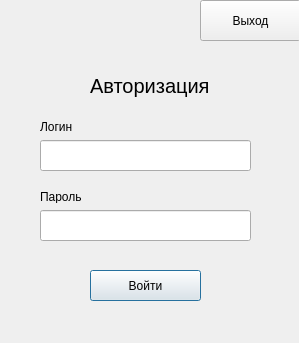
First picture: the form in authdialog.ui, repository SammyVimes/spitzin_idp, before the edit.
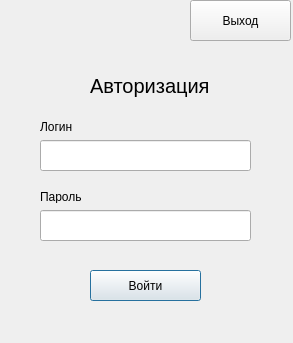
Second picture: the form after the edit.

Commit message: Auth restyle

```diff
--- a/authdialog.ui
+++ b/authdialog.ui
@@ -6,7 +6,7 @@
    <rect>
     <x>0</x>
     <y>0</y>
-    <width>299</width>
+    <width>293</width>
     <height>343</height>
    </rect>
   </property>
@@ -65,7 +65,7 @@
   <widget class="QPushButton" name="exitButton">
    <property name="geometry">
     <rect>
-     <x>200</x>
+     <x>190</x>
      <y>0</y>
      <width>101</width>
      <height>41</height>
```
The commit also changes 1 other file.
